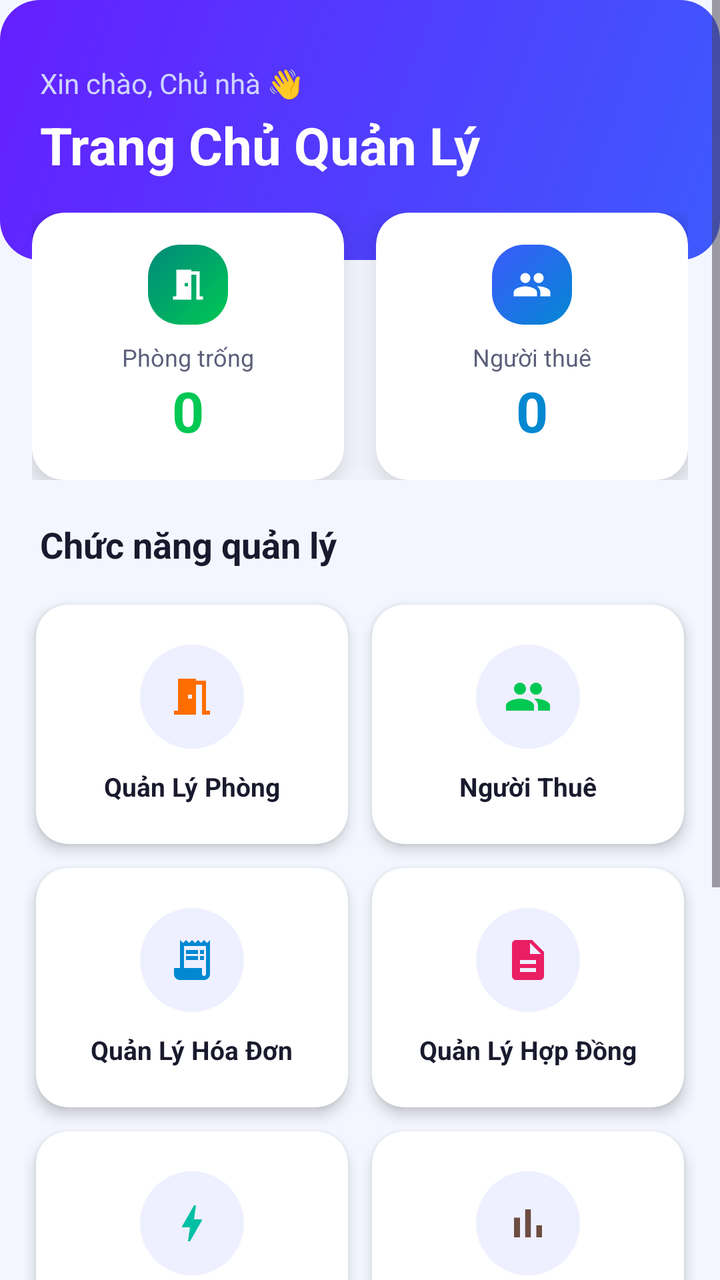
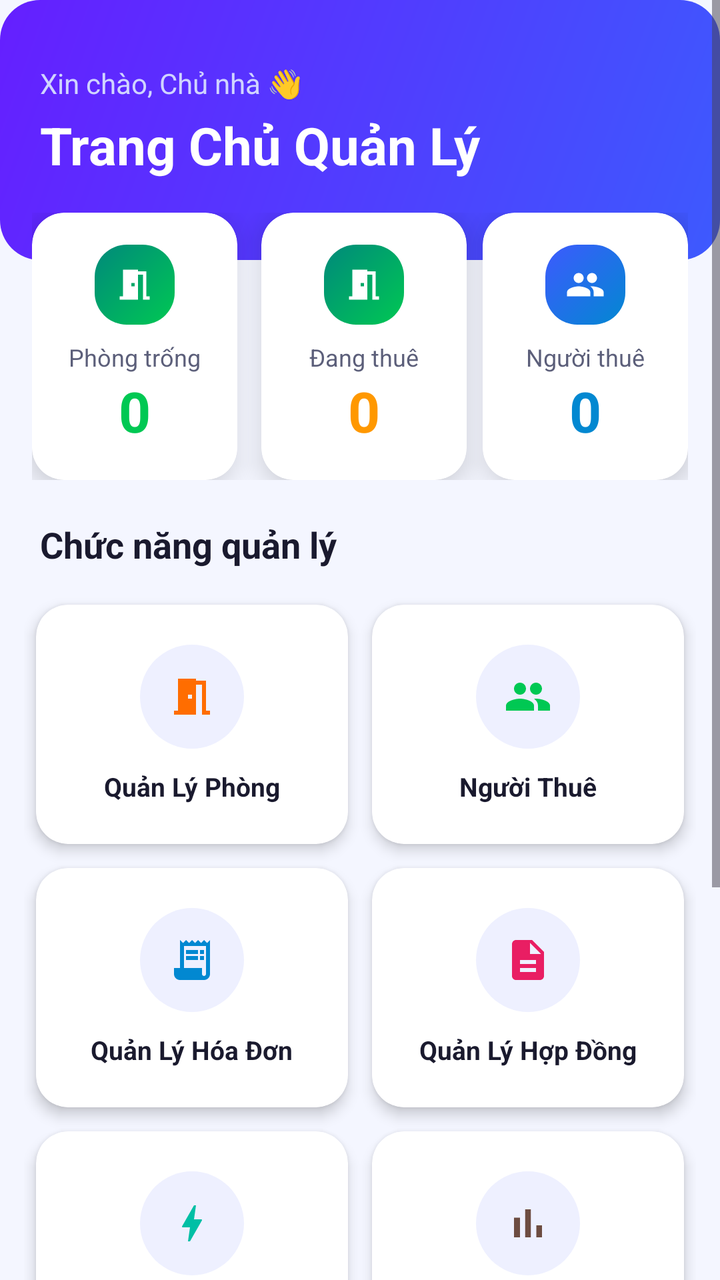

Two renders of the same Android screen: before a commit and after it. Below are the layout's source before the change and the commit's diff.
<!-- AndroidManifest.xml: application theme Theme.Detai1 -->
<!-- res/layout/giaodientrangchu.xml -->
<?xml version="1.0" encoding="utf-8"?>
<ScrollView xmlns:android="http://schemas.android.com/apk/res/android"
    xmlns:app="http://schemas.android.com/apk/res-auto"
    android:layout_width="match_parent"
    android:layout_height="match_parent"
    android:background="@color/bg_page">

    <LinearLayout
        android:layout_width="match_parent"
        android:layout_height="wrap_content"
        android:orientation="vertical">

        
        <LinearLayout
            android:layout_width="match_parent"
            android:layout_height="wrap_content"
            android:orientation="vertical"
            android:background="@drawable/bg_header_card_gradient"
            android:paddingHorizontal="20dp"
            android:paddingTop="32dp"
            android:paddingBottom="40dp">

            <TextView
                android:layout_width="wrap_content"
                android:layout_height="wrap_content"
                android:text="Xin chào, Chủ nhà 👋"
                android:textSize="14sp"
                android:textColor="#D0D4FF"
                android:layout_marginBottom="4dp"/>

            <TextView
                android:id="@+id/txtloichao"
                android:layout_width="wrap_content"
                android:layout_height="wrap_content"
                android:text="Trang Chủ Quản Lý"
                android:textColor="#FFFFFF"
                android:textSize="26sp"
                android:textStyle="bold"/>
        </LinearLayout>

        
        <LinearLayout
            android:layout_width="match_parent"
            android:layout_height="wrap_content"
            android:orientation="horizontal"
            android:paddingHorizontal="16dp"
            android:layout_marginTop="-24dp"
            android:layout_marginBottom="20dp">

            
            <androidx.cardview.widget.CardView
                android:layout_width="0dp"
                android:layout_height="wrap_content"
                android:layout_marginEnd="8dp"
                android:layout_weight="1"
                app:cardCornerRadius="16dp"
                app:cardElevation="8dp"
                app:cardBackgroundColor="@color/bg_card">

                <LinearLayout
                    android:layout_width="match_parent"
                    android:layout_height="wrap_content"
                    android:gravity="center"
                    android:orientation="vertical"
                    android:padding="16dp">

                    <LinearLayout
                        android:layout_width="40dp"
                        android:layout_height="40dp"
                        android:background="@drawable/bg_stat_green"
                        android:gravity="center"
                        android:layout_marginBottom="8dp">

                        <ImageView
                            android:layout_width="20dp"
                            android:layout_height="20dp"
                            android:src="@drawable/ic_room"
                            app:tint="#FFFFFF"/>
                    </LinearLayout>

                    <TextView
                        android:layout_width="wrap_content"
                        android:layout_height="wrap_content"
                        android:text="Phòng trống"
                        android:textColor="@color/text_secondary"
                        android:textSize="12sp"/>

                    <TextView
                        android:id="@+id/txtsophongtrong"
                        android:layout_width="wrap_content"
                        android:layout_height="wrap_content"
                        android:text="0"
                        android:textColor="@color/accent_green"
                        android:textSize="28sp"
                        android:textStyle="bold"/>
                </LinearLayout>
            </androidx.cardview.widget.CardView>

            
            <androidx.cardview.widget.CardView
                android:layout_width="0dp"
                android:layout_height="wrap_content"
                android:layout_marginStart="8dp"
                android:layout_weight="1"
                app:cardCornerRadius="16dp"
                app:cardElevation="8dp"
                app:cardBackgroundColor="@color/bg_card">

                <LinearLayout
                    android:layout_width="match_parent"
                    android:layout_height="wrap_content"
                    android:gravity="center"
                    android:orientation="vertical"
                    android:padding="16dp">

                    <LinearLayout
                        android:layout_width="40dp"
                        android:layout_height="40dp"
                        android:background="@drawable/bg_stat_blue"
                        android:gravity="center"
                        android:layout_marginBottom="8dp">

                        <ImageView
                            android:layout_width="20dp"
                            android:layout_height="20dp"
                            android:src="@drawable/ic_people"
                            app:tint="#FFFFFF"/>
                    </LinearLayout>

                    <TextView
                        android:layout_width="wrap_content"
                        android:layout_height="wrap_content"
                        android:text="Người thuê"
                        android:textColor="@color/text_secondary"
                        android:textSize="12sp"/>

                    <TextView
                        android:id="@+id/txtsonguoithue"
                        android:layout_width="wrap_content"
                        android:layout_height="wrap_content"
                        android:text="0"
                        android:textColor="@color/accent_blue"
                        android:textSize="28sp"
                        android:textStyle="bold"/>
                </LinearLayout>
            </androidx.cardview.widget.CardView>
        </LinearLayout>

        
        <TextView
            android:layout_width="wrap_content"
            android:layout_height="wrap_content"
            android:layout_marginHorizontal="20dp"
            android:layout_marginBottom="12dp"
            android:text="Chức năng quản lý"
            android:textColor="@color/text_primary"
            android:textSize="18sp"
            android:textStyle="bold"/>

        
        <GridLayout
            android:layout_width="match_parent"
            android:layout_height="wrap_content"
            android:layout_marginHorizontal="12dp"
            android:columnCount="2"
            android:columnOrderPreserved="false">

            
            <androidx.cardview.widget.CardView
                android:id="@+id/cvquanlyphongtro"
                android:layout_width="0dp"
                android:layout_height="wrap_content"
                android:layout_columnWeight="1"
                android:layout_margin="6dp"
                android:clickable="true"
                android:foreground="?android:attr/selectableItemBackground"
                app:cardCornerRadius="16dp"
                app:cardElevation="4dp"
                app:cardBackgroundColor="@color/bg_card">

                <LinearLayout
                    android:layout_width="match_parent"
                    android:layout_height="wrap_content"
                    android:gravity="center"
                    android:orientation="vertical"
                    android:padding="20dp">

                    <LinearLayout
                        android:layout_width="52dp"
                        android:layout_height="52dp"
                        android:background="@drawable/bg_icon_circle"
                        android:gravity="center"
                        android:layout_marginBottom="10dp">
                        <ImageButton
                            android:id="@+id/btnimgquanlyphongtro"
                            android:layout_width="32dp"
                            android:layout_height="32dp"
                            android:src="@drawable/ic_room"
                            app:tint="#FF6D00"
                            android:background="?attr/selectableItemBackgroundBorderless"
                            android:contentDescription="Quản lý phòng"/>
                    </LinearLayout>

                    <TextView
                        android:layout_width="wrap_content"
                        android:layout_height="wrap_content"
                        android:text="Quản Lý Phòng"
                        android:textSize="13sp"
                        android:textStyle="bold"
                        android:textColor="@color/text_primary"/>
                </LinearLayout>
            </androidx.cardview.widget.CardView>

            
            <androidx.cardview.widget.CardView
                android:id="@+id/cvquanlynguoithue"
                android:layout_width="0dp"
                android:layout_height="wrap_content"
                android:layout_columnWeight="1"
                android:layout_margin="6dp"
                android:clickable="true"
                android:foreground="?android:attr/selectableItemBackground"
                app:cardCornerRadius="16dp"
                app:cardElevation="4dp"
                app:cardBackgroundColor="@color/bg_card">

                <LinearLayout
                    android:layout_width="match_parent"
                    android:layout_height="wrap_content"
                    android:gravity="center"
                    android:orientation="vertical"
                    android:padding="20dp">

                    <LinearLayout
                        android:layout_width="52dp"
                        android:layout_height="52dp"
                        android:background="@drawable/bg_icon_circle"
                        android:gravity="center"
                        android:layout_marginBottom="10dp">
                        <ImageButton
                            android:id="@+id/btnimgnguoithue"
                            android:layout_width="32dp"
                            android:layout_height="32dp"
                            android:src="@drawable/ic_people"
                            app:tint="#00C853"
                            android:background="?attr/selectableItemBackgroundBorderless"
                            android:contentDescription="Người thuê"/>
                    </LinearLayout>

                    <TextView
                        android:layout_width="wrap_content"
                        android:layout_height="wrap_content"
                        android:text="Người Thuê"
                        android:textSize="13sp"
                        android:textStyle="bold"
                        android:textColor="@color/text_primary"/>
                </LinearLayout>
            </androidx.cardview.widget.CardView>

            
            <androidx.cardview.widget.CardView
                android:id="@+id/cvquanlyhoadon"
                android:layout_width="0dp"
                android:layout_height="wrap_content"
                android:layout_columnWeight="1"
                android:layout_margin="6dp"
                android:clickable="true"
                android:foreground="?android:attr/selectableItemBackground"
                app:cardCornerRadius="16dp"
                app:cardElevation="4dp"
                app:cardBackgroundColor="@color/bg_card">

                <LinearLayout
                    android:layout_width="match_parent"
                    android:layout_height="wrap_content"
                    android:gravity="center"
                    android:orientation="vertical"
                    android:padding="20dp">

                    <LinearLayout
                        android:layout_width="52dp"
                        android:layout_height="52dp"
                        android:background="@drawable/bg_icon_circle"
                        android:gravity="center"
                        android:layout_marginBottom="10dp">
                        <ImageButton
                            android:id="@+id/btnimghoadon"
                            android:layout_width="32dp"
                            android:layout_height="32dp"
                            android:src="@drawable/ic_receipt"
                            app:tint="#0288D1"
                            android:background="?attr/selectableItemBackgroundBorderless"
                            android:contentDescription="Quản lý hóa đơn"/>
                    </LinearLayout>

                    <TextView
                        android:layout_width="wrap_content"
                        android:layout_height="wrap_content"
                        android:text="Quản Lý Hóa Đơn"
                        android:textSize="13sp"
                        android:textStyle="bold"
                        android:textColor="@color/text_primary"/>
                </LinearLayout>
            </androidx.cardview.widget.CardView>

            
            <androidx.cardview.widget.CardView
                android:id="@+id/cvquanlyhopdong"
                android:layout_width="0dp"
                android:layout_height="wrap_content"
                android:layout_columnWeight="1"
                android:layout_margin="6dp"
                android:clickable="true"
                android:foreground="?android:attr/selectableItemBackground"
                app:cardCornerRadius="16dp"
                app:cardElevation="4dp"
                app:cardBackgroundColor="@color/bg_card">

                <LinearLayout
                    android:layout_width="match_parent"
                    android:layout_height="wrap_content"
                    android:gravity="center"
                    android:orientation="vertical"
                    android:padding="20dp">

                    <LinearLayout
                        android:layout_width="52dp"
                        android:layout_height="52dp"
                        android:background="@drawable/bg_icon_circle"
                        android:gravity="center"
                        android:layout_marginBottom="10dp">
                        <ImageButton
                            android:id="@+id/btnimghopdong"
                            android:layout_width="32dp"
                            android:layout_height="32dp"
                            android:src="@drawable/ic_contract"
                            app:tint="#E91E63"
                            android:background="?attr/selectableItemBackgroundBorderless"
                            android:contentDescription="Quản lý hợp đồng"/>
                    </LinearLayout>

                    <TextView
                        android:layout_width="wrap_content"
                        android:layout_height="wrap_content"
                        android:text="Quản Lý Hợp Đồng"
                        android:textSize="13sp"
                        android:textStyle="bold"
                        android:textColor="@color/text_primary"/>
                </LinearLayout>
            </androidx.cardview.widget.CardView>

            
            <androidx.cardview.widget.CardView
                android:id="@+id/cvquanlydiennuoc"
                android:layout_width="0dp"
                android:layout_height="wrap_content"
                android:layout_columnWeight="1"
                android:layout_margin="6dp"
                android:clickable="true"
                android:foreground="?android:attr/selectableItemBackground"
                app:cardCornerRadius="16dp"
                app:cardElevation="4dp"
                app:cardBackgroundColor="@color/bg_card">

                <LinearLayout
                    android:layout_width="match_parent"
                    android:layout_height="wrap_content"
                    android:gravity="center"
                    android:orientation="vertical"
                    android:padding="20dp">

                    <LinearLayout
                        android:layout_width="52dp"
                        android:layout_height="52dp"
                        android:background="@drawable/bg_icon_circle"
                        android:gravity="center"
                        android:layout_marginBottom="10dp">
                        <ImageButton
                            android:id="@+id/btnimgdiennuoc"
                            android:layout_width="32dp"
                            android:layout_height="32dp"
                            android:src="@drawable/ic_bolt"
                            app:tint="#00BFA5"
                            android:background="?attr/selectableItemBackgroundBorderless"
                            android:contentDescription="Điện nước dịch vụ"/>
                    </LinearLayout>

                    <TextView
                        android:layout_width="wrap_content"
                        android:layout_height="wrap_content"
                        android:text="Điện Nước &amp; DV"
                        android:textSize="13sp"
                        android:textStyle="bold"
                        android:textColor="@color/text_primary"/>
                </LinearLayout>
            </androidx.cardview.widget.CardView>

            
            <androidx.cardview.widget.CardView
                android:id="@+id/cvquanlythuchi"
                android:layout_width="0dp"
                android:layout_height="wrap_content"
                android:layout_columnWeight="1"
                android:layout_margin="6dp"
                android:clickable="true"
                android:foreground="?android:attr/selectableItemBackground"
                app:cardCornerRadius="16dp"
                app:cardElevation="4dp"
                app:cardBackgroundColor="@color/bg_card">

                <LinearLayout
                    android:layout_width="match_parent"
                    android:layout_height="wrap_content"
                    android:gravity="center"
                    android:orientation="vertical"
                    android:padding="20dp">

                    <LinearLayout
                        android:layout_width="52dp"
                        android:layout_height="52dp"
                        android:background="@drawable/bg_icon_circle"
                        android:gravity="center"
                        android:layout_marginBottom="10dp">
                        <ImageButton
                            android:id="@+id/btnimgthuchi"
                            android:layout_width="32dp"
                            android:layout_height="32dp"
                            android:src="@drawable/ic_chart"
                            app:tint="#6D4C41"
                            android:background="?attr/selectableItemBackgroundBorderless"
                            android:contentDescription="Sổ thu chi bảo trì"/>
                    </LinearLayout>

                    <TextView
                        android:layout_width="wrap_content"
                        android:layout_height="wrap_content"
                        android:text="Sổ Thu Chi"
                        android:textSize="13sp"
                        android:textStyle="bold"
                        android:textColor="@color/text_primary"/>
                </LinearLayout>
            </androidx.cardview.widget.CardView>

            
            <androidx.cardview.widget.CardView
                android:id="@+id/cvthongke"
                android:layout_width="0dp"
                android:layout_height="wrap_content"
                android:layout_columnWeight="1"
                android:layout_margin="6dp"
                android:clickable="true"
                android:foreground="?android:attr/selectableItemBackground"
                app:cardCornerRadius="16dp"
                app:cardElevation="4dp"
                app:cardBackgroundColor="@color/bg_card">

                <LinearLayout
                    android:layout_width="match_parent"
                    android:layout_height="wrap_content"
                    android:gravity="center"
                    android:orientation="vertical"
                    android:padding="20dp">

                    <LinearLayout
                        android:layout_width="52dp"
                        android:layout_height="52dp"
                        android:background="@drawable/bg_icon_circle"
                        android:gravity="center"
                        android:layout_marginBottom="10dp">
                        <ImageButton
                            android:id="@+id/btnimgthongke"
                            android:layout_width="32dp"
                            android:layout_height="32dp"
                            android:src="@drawable/ic_chart"
                            app:tint="#7C4DFF"
                            android:background="?attr/selectableItemBackgroundBorderless"
                            android:contentDescription="Thống kê"/>
                    </LinearLayout>

                    <TextView
                        android:layout_width="wrap_content"
                        android:layout_height="wrap_content"
                        android:text="Báo Cáo Thống Kê"
                        android:textSize="13sp"
                        android:textStyle="bold"
                        android:textColor="@color/text_primary"/>
                </LinearLayout>
            </androidx.cardview.widget.CardView>

        </GridLayout>

        
        <Button
            android:id="@+id/btndangxuat"
            android:layout_width="match_parent"
            android:layout_height="52dp"
            android:layout_marginHorizontal="20dp"
            android:layout_marginTop="20dp"
            android:layout_marginBottom="28dp"
            android:text="ĐĂNG XUẤT"
            android:textColor="#FFFFFF"
            android:textSize="15sp"
            android:textStyle="bold"
            android:background="@drawable/btn_red_rounded"
            android:stateListAnimator="@null"/>

    </LinearLayout>
</ScrollView>
<!-- resources referenced by this layout -->
<resources>
  <color name="accent_blue">#0288D1</color>
  <color name="accent_green">#00C853</color>
  <color name="bg_card">#FFFFFF</color>
  <color name="bg_page">#F4F6FF</color>
  <color name="text_primary">#1A1A2E</color>
  <color name="text_secondary">#5C5F7A</color>
  <!-- drawable bg_header_card_gradient (drawable) -->
  <?xml version="1.0" encoding="utf-8"?>
  <shape xmlns:android="http://schemas.android.com/apk/res/android"
      android:shape="rectangle">
      <gradient
          android:startColor="#3D5AFE"
          android:endColor="#651FFF"
          android:angle="135"
          android:type="linear"/>
      <corners android:radius="20dp"/>
  </shape>
  <!-- drawable bg_icon_circle (drawable) -->
  <?xml version="1.0" encoding="utf-8"?>
  <shape xmlns:android="http://schemas.android.com/apk/res/android"
      android:shape="oval">
      <solid android:color="#EEF0FF"/>
  </shape>
  <!-- drawable bg_stat_blue (drawable) -->
  <?xml version="1.0" encoding="utf-8"?>
  <shape xmlns:android="http://schemas.android.com/apk/res/android"
      android:shape="rectangle">
      <gradient
          android:startColor="#0288D1"
          android:endColor="#3D5AFE"
          android:angle="135"/>
      <corners android:radius="16dp"/>
  </shape>
  <!-- drawable bg_stat_green (drawable) -->
  <?xml version="1.0" encoding="utf-8"?>
  <shape xmlns:android="http://schemas.android.com/apk/res/android"
      android:shape="rectangle">
      <gradient
          android:startColor="#00C853"
          android:endColor="#00897B"
          android:angle="135"/>
      <corners android:radius="16dp"/>
  </shape>
  <!-- drawable btn_red_rounded (drawable) -->
  <?xml version="1.0" encoding="utf-8"?>
  <shape xmlns:android="http://schemas.android.com/apk/res/android"
      android:shape="rectangle">
      <gradient
          android:startColor="#D50000"
          android:endColor="#C62828"
          android:angle="135"/>
      <corners android:radius="12dp"/>
  </shape>
  <!-- drawable ic_bolt (drawable) -->
  <?xml version="1.0" encoding="utf-8"?>
  <vector xmlns:android="http://schemas.android.com/apk/res/android"
      android:width="24dp"
      android:height="24dp"
      android:viewportWidth="24"
      android:viewportHeight="24">
      <path
          android:fillColor="#FF000000"
          android:pathData="M11,21h-1l1,-7H7.5c-0.58,0 -0.57,-0.32 -0.38,-0.66 0.19,-0.34 0.05,-0.08 0.07,-0.12C8.48,10.94 10.42,7.54 13,3h1l-1,7h3.5c0.49,0 0.56,0.33 0.47,0.51l-0.07,0.15C12.96,17.55 11,21 11,21z" />
  </vector>
  <!-- drawable ic_chart (drawable) -->
  <?xml version="1.0" encoding="utf-8"?>
  <vector xmlns:android="http://schemas.android.com/apk/res/android"
      android:width="24dp"
      android:height="24dp"
      android:viewportWidth="24"
      android:viewportHeight="24">
      <path
          android:fillColor="#FF000000"
          android:pathData="M5,9.2h3V19H5zM10.6,5h2.8v14h-2.8zM16.2,13H19v6h-2.8z" />
  </vector>
  <!-- drawable ic_contract (drawable) -->
  <?xml version="1.0" encoding="utf-8"?>
  <vector xmlns:android="http://schemas.android.com/apk/res/android"
      android:width="24dp"
      android:height="24dp"
      android:viewportWidth="24"
      android:viewportHeight="24">
      <path
          android:fillColor="#FF000000"
          android:pathData="M14,2H6c-1.1,0 -1.99,0.9 -1.99,2L4,20c0,1.1 0.89,2 1.99,2H18c1.1,0 2,-0.9 2,-2V8l-6,-6zM16,18H8v-2h8v2zM16,14H8v-2h8v2zM13,9V3.5L18.5,9H13z" />
  </vector>
  <!-- drawable ic_room (drawable) -->
  <?xml version="1.0" encoding="utf-8"?>
  <vector xmlns:android="http://schemas.android.com/apk/res/android"
      android:width="24dp"
      android:height="24dp"
      android:viewportWidth="24"
      android:viewportHeight="24">
      <path
          android:fillColor="#FF000000"
          android:pathData="M14,6v15H3v-2h2V3h9v1h5v15h2v2h-4V6h-3zM10,11v2h2v-2h-2z" />
  </vector>
  <style name="Theme.Detai1" parent="Base.Theme.Detai1" />
  <style name="Base.Theme.Detai1" parent="Theme.Material3.DayNight.NoActionBar">
          
          
      </style>
  <!-- unchanged entries left out for length: 2 -->
</resources>

<!-- the commit's change to res/layout/giaodientrangchu.xml (unified diff, before → after) -->
@@ -100,7 +100,57 @@
             <androidx.cardview.widget.CardView
                 android:layout_width="0dp"
                 android:layout_height="wrap_content"
-                android:layout_marginStart="8dp"
+                android:layout_marginStart="4dp"
+                android:layout_marginEnd="4dp"
+                android:layout_weight="1"
+                app:cardCornerRadius="16dp"
+                app:cardElevation="8dp"
+                app:cardBackgroundColor="@color/bg_card">
+
+                <LinearLayout
+                    android:layout_width="match_parent"
+                    android:layout_height="wrap_content"
+                    android:gravity="center"
+                    android:orientation="vertical"
+                    android:padding="16dp">
+
+                    <LinearLayout
+                        android:layout_width="40dp"
+                        android:layout_height="40dp"
+                        android:background="@drawable/bg_stat_green"
+                        android:gravity="center"
+                        android:layout_marginBottom="8dp">
+
+                        <ImageView
+                            android:layout_width="20dp"
+                            android:layout_height="20dp"
+                            android:src="@drawable/ic_room"
+                            app:tint="#FFFFFF"/>
+                    </LinearLayout>
+
+                    <TextView
+                        android:layout_width="wrap_content"
+                        android:layout_height="wrap_content"
+                        android:text="Đang thuê"
+                        android:textColor="@color/text_secondary"
+                        android:textSize="12sp"/>
+
+                    <TextView
+                        android:id="@+id/txtsophongdangthue"
+                        android:layout_width="wrap_content"
+                        android:layout_height="wrap_content"
+                        android:text="0"
+                        android:textColor="#FF9800"
+                        android:textSize="28sp"
+                        android:textStyle="bold"/>
+                </LinearLayout>
+            </androidx.cardview.widget.CardView>
+
+            
+            <androidx.cardview.widget.CardView
+                android:layout_width="0dp"
+                android:layout_height="wrap_content"
+                android:layout_marginStart="4dp"
                 android:layout_weight="1"
                 app:cardCornerRadius="16dp"
                 app:cardElevation="8dp"
